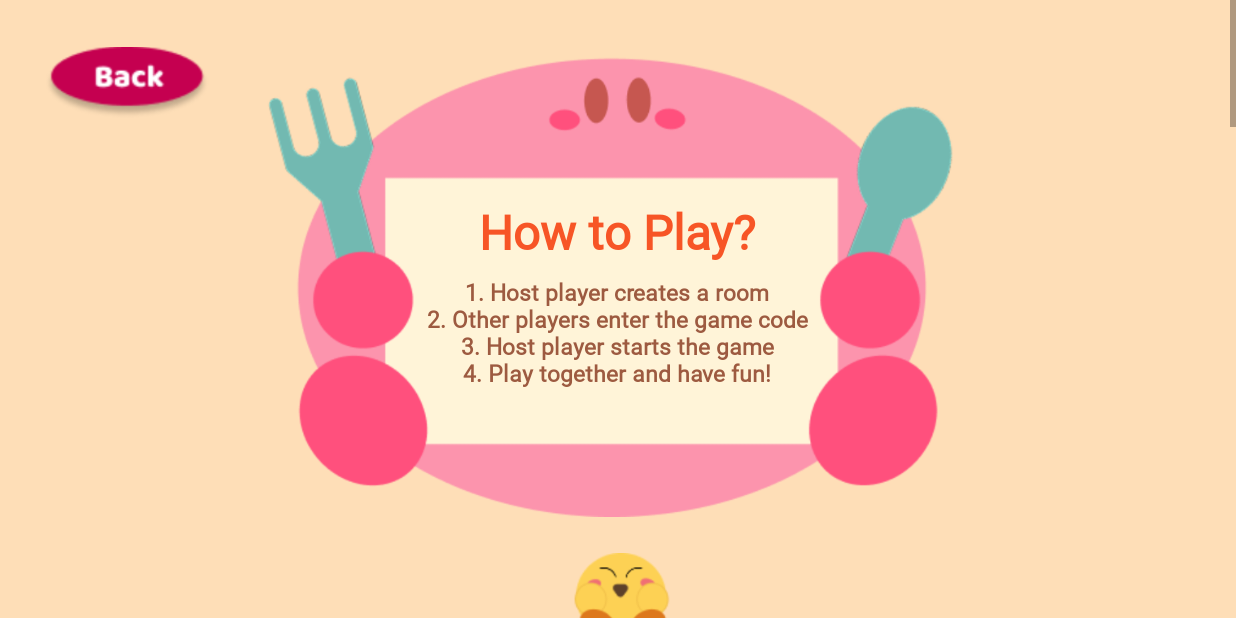
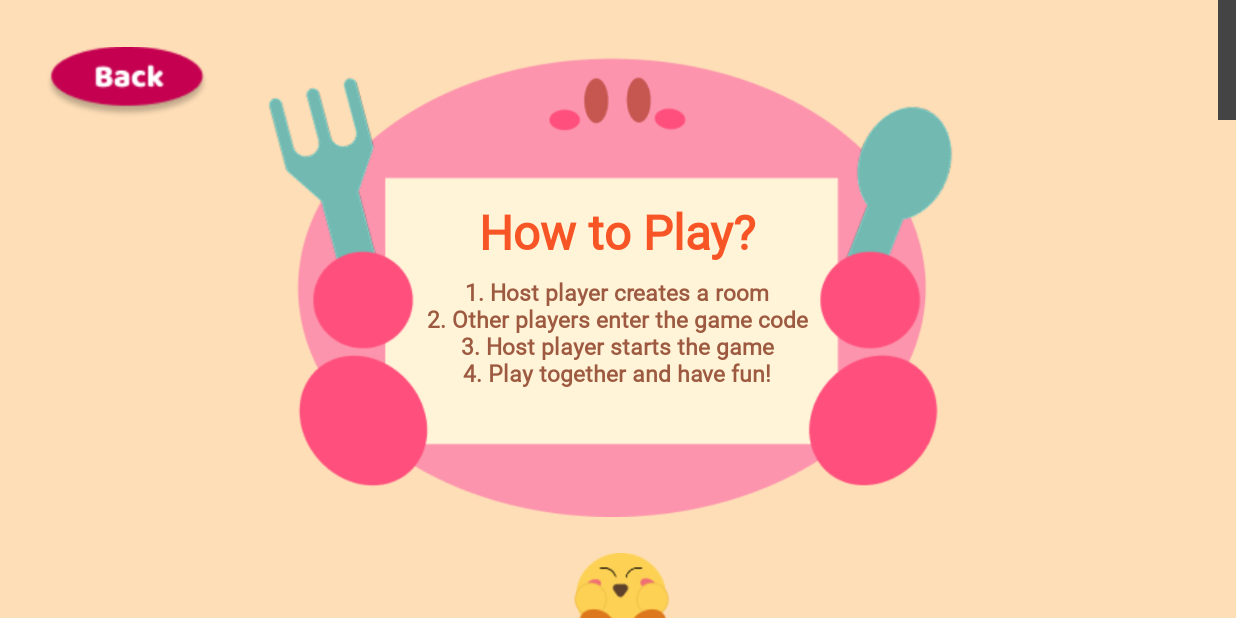
Before and after one commit to traanf-thuw/cooking-game, an Android app built with Jetpack Compose: the InstructionActivity screen opened directly, with no data from a screen before it, on a phone screen of 824 x 412 dp (held sideways). Run offline under Robolectric (Android 15) with nearby library versions, the phone set to English and light mode, and no system bars; Roboto replaces fonts that are not available here.

Commit message:
feat: playgame: Fit to players name, Step should be scalable. Menu: Put the settings button in front. Endscreen: Camera view should be in the center. Instruction: Add scrollbar at the left.

```diff
--- a/CookingGameApp/app/src/main/java/com/example/cookinggameapp/InstructionActivity.kt
+++ b/CookingGameApp/app/src/main/java/com/example/cookinggameapp/InstructionActivity.kt
@@ -3,8 +3,10 @@ package com.example.cookinggameapp
 import android.content.Intent
 import android.os.Bundle
 import android.view.Gravity
+import android.view.View
 import android.widget.ImageButton
 import android.widget.LinearLayout
+import android.widget.ScrollView
 import android.widget.TextView
 import androidx.appcompat.app.AppCompatActivity
 import com.example.cookinggameapp.view.InstructionCardView
@@ -15,8 +17,8 @@ class InstructionActivity : BaseActivity() {
         setContentView(R.layout.activity_instruction)
 
         // Set "How to Play?" content
-        findViewById<TextView>(R.id.instructionTitle).text = "How to Play?"
-        findViewById<TextView>(R.id.instructionSteps).text = """
+        findViewById<TextView>(R.id.instructionTitle)?.text = "How to Play?"
+        findViewById<TextView>(R.id.instructionSteps)?.text = """
             1. Host player creates a room
             2. Other players enter the game code
             3. Host player starts the game
@@ -24,7 +26,7 @@ class InstructionActivity : BaseActivity() {
         """.trimIndent()
 
         // Back button functionality
-        findViewById<ImageButton>(R.id.backButton).setOnClickListener {
+        findViewById<ImageButton>(R.id.backButton)?.setOnClickListener {
             startActivity(Intent(this, MainActivity::class.java))
         }
 
@@ -78,5 +80,21 @@ class InstructionActivity : BaseActivity() {
             )
         )
         container.addView(stirCard)
+
+        // 🔄 Sync custom scrollbar with ScrollView
+        val scrollView = findViewById<ScrollView>(R.id.scrollView)
+        val scrollbar = findViewById<View>(R.id.customScrollbar)
+
+        scrollView.viewTreeObserver.addOnScrollChangedListener {
+            val scrollY = scrollView.scrollY
+            val content = scrollView.getChildAt(0)
+            val visibleHeight = scrollView.height
+            val totalHeight = content.height
+
+            val ratio = scrollY.toFloat() / (totalHeight - visibleHeight).coerceAtLeast(1)
+            val maxTranslation = visibleHeight - scrollbar.height
+
+            scrollbar.translationY = ratio * maxTranslation
+        }
     }
 }
--- a/CookingGameApp/app/src/main/res/layout/activity_instruction.xml
+++ b/CookingGameApp/app/src/main/res/layout/activity_instruction.xml
@@ -7,16 +7,23 @@
     android:layout_height="match_parent"
     android:background="#FEDEB7">
 
-    <!-- Scrollable content -->
-    <ScrollView
-        android:id="@+id/scrollView"
+    <!-- Scrollable content inside FrameLayout with custom scrollbar -->
+    <FrameLayout
+        android:id="@+id/scrollContainer"
         android:layout_width="0dp"
         android:layout_height="0dp"
-        android:fillViewport="true"
         app:layout_constraintTop_toTopOf="parent"
         app:layout_constraintBottom_toBottomOf="parent"
         app:layout_constraintStart_toStartOf="parent"
         app:layout_constraintEnd_toEndOf="parent">
+
+        <!-- ScrollView with vertical content -->
+        <ScrollView
+            android:id="@+id/scrollView"
+            android:layout_width="match_parent"
+            android:layout_height="match_parent"
+            android:scrollbars="none"
+            android:fillViewport="true">
 
             <LinearLayout
                 android:id="@+id/instructionCardContainer"
@@ -56,7 +63,7 @@
                     </FrameLayout>
                 </FrameLayout>
 
-            <!-- position.png made smaller (40% screen width) -->
+                <!-- position.png made smaller -->
                 <ImageView
                     android:id="@+id/positionImage"
                     android:layout_width="500dp"
@@ -68,11 +75,20 @@
                     android:scaleType="fitCenter"
                     android:src="@drawable/position"
                     android:contentDescription="Position Image" />
-
             </LinearLayout>
         </ScrollView>
 
-    <!-- Floating back button (not part of scroll) -->
+        <!-- 🟡 Custom scrollbar on the left -->
+        <View
+            android:id="@+id/customScrollbar"
+            android:layout_width="12dp"
+            android:layout_height="80dp"
+            android:layout_gravity="top|end"
+            android:layout_marginStart="4dp"
+            android:background="#444444" />
+    </FrameLayout>
+
+    <!-- Floating back button -->
     <ImageButton
         android:id="@+id/backButton"
         android:layout_width="110dp"
```
Also changed, not shown: CookingGameApp/app/src/main/res/layout/activity_endscreen.xml (+12 -25 lines), CookingGameApp/app/src/main/res/layout/activity_menu.xml (+18 -7 lines), CookingGameApp/app/src/main/res/layout/activity_playgame.xml (+13 -8 lines), CookingGameApp/app/src/main/res/drawable/gamenameandtimer.png. Lines whose indentation alone changed are shown as unchanged.
